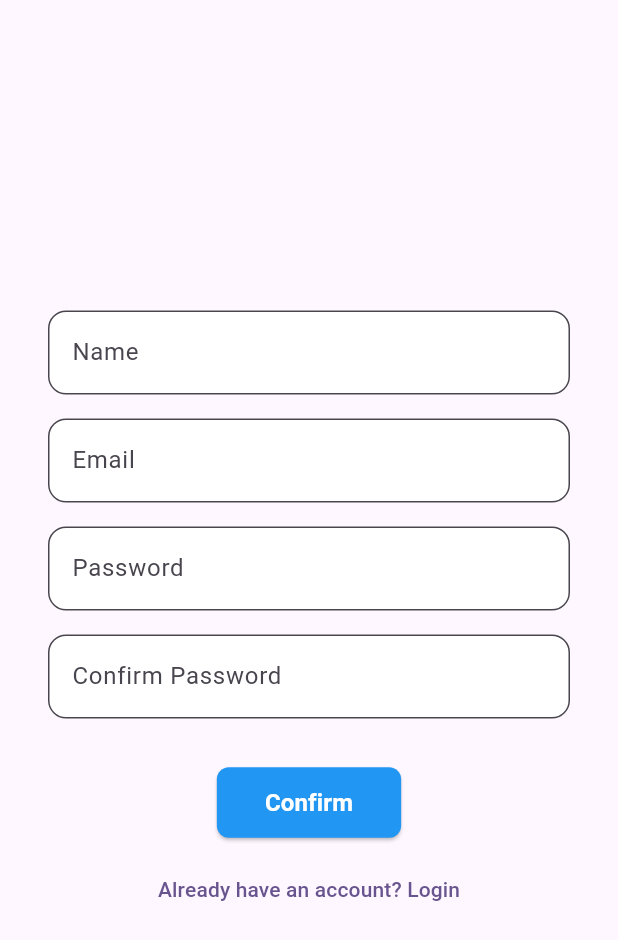
After one commit to Juggernaut1709/Dating_Application, a Flutter app: the screen it shows after launch, after a tap on "Don't have an account? Sign up", on a phone screen of 412 x 824 dp. The commit adds this screen. Shown: the top 940 px of the screen. Run offline on Flutter 3.47's test engine with Material 3 defaults, Android fonts, the light colour scheme and no system bars; our stand-ins replace cloud_firestore, firebase_auth, firebase_core, nanoid; accounts and stored records are empty; network calls fail.

Commit message:
Added basic auth

```diff
--- a/dating_app/lib/main.dart
+++ b/dating_app/lib/main.dart
@@ -1,122 +1,34 @@
+import 'package:dating_app/screens/auth_screen.dart';
+import 'package:dating_app/screens/landing_screen.dart';
+import 'package:dating_app/screens/logged_in_screens/home_screen.dart';
+import 'package:dating_app/screens/onboarding_screen.dart';
+import 'package:firebase_core/firebase_core.dart';
 import 'package:flutter/material.dart';
 
-void main() {
+void main() async {
+  WidgetsFlutterBinding.ensureInitialized();
+  await Firebase.initializeApp();
   runApp(const MyApp());
 }
 
 class MyApp extends StatelessWidget {
   const MyApp({super.key});
 
-  // This widget is the root of your application.
   @override
   Widget build(BuildContext context) {
     return MaterialApp(
-      title: 'Flutter Demo',
+      title: 'Dating App',
       theme: ThemeData(
-        // This is the theme of your application.
-        //
-        // TRY THIS: Try running your application with "flutter run". You'll see
-        // the application has a purple toolbar. Then, without quitting the app,
-        // try changing the seedColor in the colorScheme below to Colors.green
-        // and then invoke "hot reload" (save your changes or press the "hot
-        // reload" button in a Flutter-supported IDE, or press "r" if you used
-        // the command line to start the app).
-        //
-        // Notice that the counter didn't reset back to zero; the application
-        // state is not lost during the reload. To reset the state, use hot
-        // restart instead.
-        //
-        // This works for code too, not just values: Most code changes can be
-        // tested with just a hot reload.
         colorScheme: ColorScheme.fromSeed(seedColor: Colors.deepPurple),
       ),
-      home: const MyHomePage(title: 'Flutter Demo Home Page'),
+      debugShowCheckedModeBanner: false,
+      initialRoute: '/',
+      routes: {
+        '/': (context) => const LandingScreen(),
+        '/auth_screen': (context) => const AuthScreen(),
+        '/onboarding_screen': (context) => const OnboardingScreen(),
+        '/home_screen': (context) => const HomeScreen(),
+      },
     );
   }
 }
-
-class MyHomePage extends StatefulWidget {
-  const MyHomePage({super.key, required this.title});
-
-  // This widget is the home page of your application. It is stateful, meaning
-  // that it has a State object (defined below) that contains fields that affect
-  // how it looks.
-
-  // This class is the configuration for the state. It holds the values (in this
-  // case the title) provided by the parent (in this case the App widget) and
-  // used by the build method of the State. Fields in a Widget subclass are
-  // always marked "final".
-
-  final String title;
-
-  @override
-  State<MyHomePage> createState() => _MyHomePageState();
-}
-
-class _MyHomePageState extends State<MyHomePage> {
-  int _counter = 0;
-
-  void _incrementCounter() {
-    setState(() {
-      // This call to setState tells the Flutter framework that something has
-      // changed in this State, which causes it to rerun the build method below
-      // so that the display can reflect the updated values. If we changed
-      // _counter without calling setState(), then the build method would not be
-      // called again, and so nothing would appear to happen.
-      _counter++;
-    });
-  }
-
-  @override
-  Widget build(BuildContext context) {
-    // This method is rerun every time setState is called, for instance as done
-    // by the _incrementCounter method above.
-    //
-    // The Flutter framework has been optimized to make rerunning build methods
-    // fast, so that you can just rebuild anything that needs updating rather
-    // than having to individually change instances of widgets.
-    return Scaffold(
-      appBar: AppBar(
-        // TRY THIS: Try changing the color here to a specific color (to
-        // Colors.amber, perhaps?) and trigger a hot reload to see the AppBar
-        // change color while the other colors stay the same.
-        backgroundColor: Theme.of(context).colorScheme.inversePrimary,
-        // Here we take the value from the MyHomePage object that was created by
-        // the App.build method, and use it to set our appbar title.
-        title: Text(widget.title),
-      ),
-      body: Center(
-        // Center is a layout widget. It takes a single child and positions it
-        // in the middle of the parent.
-        child: Column(
-          // Column is also a layout widget. It takes a list of children and
-          // arranges them vertically. By default, it sizes itself to fit its
-          // children horizontally, and tries to be as tall as its parent.
-          //
-          // Column has various properties to control how it sizes itself and
-          // how it positions its children. Here we use mainAxisAlignment to
-          // center the children vertically; the main axis here is the vertical
-          // axis because Columns are vertical (the cross axis would be
-          // horizontal).
-          //
-          // TRY THIS: Invoke "debug painting" (choose the "Toggle Debug Paint"
-          // action in the IDE, or press "p" in the console), to see the
-          // wireframe for each widget.
-          mainAxisAlignment: MainAxisAlignment.center,
-          children: <Widget>[
-            const Text('You have pushed the button this many times:'),
-            Text(
-              '$_counter',
-              style: Theme.of(context).textTheme.headlineMedium,
-            ),
-          ],
-        ),
-      ),
-      floatingActionButton: FloatingActionButton(
-        onPressed: _incrementCounter,
-        tooltip: 'Increment',
-        child: const Icon(Icons.add),
-      ), // This trailing comma makes auto-formatting nicer for build methods.
-    );
-  }
-}
--- /dev/null
+++ b/dating_app/lib/screens/auth_screen.dart
@@ -0,0 +1,204 @@
+import 'package:dating_app/services/user_service.dart';
+import 'package:dating_app/widgets/confirm_button.dart';
+import 'package:flutter/material.dart';
+import 'package:dating_app/services/auth_service.dart';
+import 'package:dating_app/widgets/input_field.dart';
+
+class AuthScreen extends StatefulWidget {
+  final String routeName = '/auth_screen';
+  const AuthScreen({Key? key}) : super(key: key);
+
+  @override
+  _AuthScreenState createState() => _AuthScreenState();
+}
+
+class _AuthScreenState extends State<AuthScreen> {
+  bool isLogin = true;
+  bool isLoading = false;
+
+  final TextEditingController _usernameController = TextEditingController();
+  final TextEditingController _emailController = TextEditingController();
+  final TextEditingController _passwordController = TextEditingController();
+  final TextEditingController _confirmPasswordController =
+      TextEditingController();
+
+  String? _errorMessage;
+
+  final AuthService _authService = AuthService();
+  final UserService _userService = UserService();
+
+  void toggleScreen() {
+    setState(() {
+      isLogin = !isLogin;
+      _errorMessage = null;
+      _usernameController.clear();
+      _emailController.clear();
+      _passwordController.clear();
+      _confirmPasswordController.clear();
+      isLoading = false;
+    });
+  }
+
+  void signIn() async {
+    setState(() {
+      isLoading = true;
+      _errorMessage = null;
+    });
+
+    final responseMessage = await _authService.signIn(
+      _emailController.text.trim(),
+      _passwordController.text,
+    );
+
+    setState(() {
+      isLoading = false;
+    });
+
+    if (responseMessage == "Success") {
+      _userService.handleLandingNavigation(context);
+    } else {
+      setState(() {
+        _errorMessage = responseMessage;
+      });
+    }
+  }
+
+  void signUp() async {
+    final validationMessage = validatePassword(
+      _passwordController.text,
+      _confirmPasswordController.text,
+    );
+    if (validationMessage.isNotEmpty) {
+      setState(() {
+        _errorMessage = validationMessage;
+      });
+      return;
+    }
+    final responseMessage = await _authService.signup(
+      _usernameController.text,
+      _emailController.text,
+      _passwordController.text,
+    );
+    setState(() {
+      _errorMessage = responseMessage;
+    });
+  }
+
+  String validatePassword(String password, String confirmPassword) {
+    if (password.length < 6) {
+      return "Password must be at least 6 characters long";
+    }
+    if (!RegExp(r'^(?=.*[A-Za-z])(?=.*\d)[A-Za-z\d]{6,}$').hasMatch(password)) {
+      return "Password must contain both letters and numbers";
+    }
+    if (password != confirmPassword) {
+      return "Passwords do not match";
+    }
+    return "";
+  }
+
+  @override
+  void dispose() {
+    _usernameController.dispose();
+    _emailController.dispose();
+    _passwordController.dispose();
+    _confirmPasswordController.dispose();
+    super.dispose();
+  }
+
+  @override
+  Widget build(BuildContext context) {
+    return Scaffold(
+      body: Center(
+        child: SingleChildScrollView(
+          physics: const BouncingScrollPhysics(),
+          child: AnimatedSwitcher(
+            duration: const Duration(milliseconds: 500),
+            transitionBuilder:
+                (child, animation) => SlideTransition(
+                  position: Tween<Offset>(
+                    begin: const Offset(1.0, 0.0),
+                    end: Offset.zero,
+                  ).animate(animation),
+                  child: child,
+                ),
+            child: isLogin ? _buildLoginScreen() : _buildSignUpScreen(),
+          ),
+        ),
+      ),
+    );
+  }
+
+  Widget _buildLoginScreen() {
+    return Center(
+      key: const ValueKey(1),
+      child: Padding(
+        padding: const EdgeInsets.symmetric(horizontal: 32.0),
+        child: Column(
+          mainAxisAlignment: MainAxisAlignment.center,
+          children: [
+            InputField(controller: _emailController, hintText: "Email"),
+            const SizedBox(height: 16),
+            InputField(
+              controller: _passwordController,
+              hintText: "Password",
+              obscureText: true,
+            ),
+            const SizedBox(height: 24),
+            ConfirmButton(onPressed: signIn),
+            const SizedBox(height: 10),
+            TextButton(
+              onPressed: toggleScreen,
+              child: const Text("Don't have an account? Sign up"),
+            ),
+          ],
+        ),
+      ),
+    );
+  }
+
+  Widget _buildSignUpScreen() {
+    return Center(
+      key: const ValueKey(2),
+      child: Padding(
+        padding: const EdgeInsets.symmetric(horizontal: 32.0),
+        child: Column(
+          mainAxisAlignment: MainAxisAlignment.center,
+          children: [
+            InputField(controller: _usernameController, hintText: "Name"),
+            const SizedBox(height: 16),
+            InputField(controller: _emailController, hintText: "Email"),
+            const SizedBox(height: 16),
+            InputField(
+              controller: _passwordController,
+              hintText: "Password",
+              obscureText: true,
+            ),
+            const SizedBox(height: 16),
+            InputField(
+              controller: _confirmPasswordController,
+              hintText: "Confirm Password",
+              obscureText: true,
+            ),
+            const SizedBox(height: 8),
+            if (_errorMessage != null)
+              Text(_errorMessage!, style: const TextStyle(color: Colors.red)),
+            const SizedBox(height: 24),
+            ConfirmButton(onPressed: signUp),
+            const SizedBox(height: 10),
+            TextButton(
+              onPressed: toggleScreen,
+              child: const Text("Already have an account? Login"),
+            ),
+          ],
+        ),
+      ),
+    );
+  }
+
+  Widget showError() {
+    return _errorMessage == null
+        ? const SizedBox.shrink()
+        : Text(_errorMessage!, style: TextStyle(color: Colors.red));
+  }
+}
--- /dev/null
+++ b/dating_app/lib/screens/landing_screen.dart
@@ -0,0 +1,27 @@
+import 'package:flutter/material.dart';
+import 'package:dating_app/services/user_service.dart';
+
+class LandingScreen extends StatefulWidget {
+  final String routeName = '/landing_screen';
+  const LandingScreen({super.key});
+
+  @override
+  State<LandingScreen> createState() => _LandingScreenState();
+}
+
+class _LandingScreenState extends State<LandingScreen> {
+  final UserService _userService = UserService();
+
+  @override
+  void initState() {
+    super.initState();
+    WidgetsBinding.instance.addPostFrameCallback((_) {
+      _userService.handleLandingNavigation(context);
+    });
+  }
+
+  @override
+  Widget build(BuildContext context) {
+    return const Scaffold(body: Center(child: CircularProgressIndicator()));
+  }
+}
--- /dev/null
+++ b/dating_app/lib/services/auth_service.dart
@@ -0,0 +1,91 @@
+import 'package:firebase_auth/firebase_auth.dart';
+import 'package:cloud_firestore/cloud_firestore.dart';
+import 'package:nanoid/nanoid.dart';
+import 'dart:developer' as dev;
+
+class AuthService {
+  final FirebaseAuth _auth = FirebaseAuth.instance;
+  final FirebaseFirestore _firestore = FirebaseFirestore.instance;
+  late final UserCredential _userCredential;
+
+  Future<String> signup(String username, String email, String password) async {
+    try {
+      _userCredential = await _auth.createUserWithEmailAndPassword(
+        email: email,
+        password: password,
+      );
+      await _userCredential.user?.updateDisplayName(username);
+      await _userCredential.user?.sendEmailVerification();
+      await addUserToFirestore(_userCredential.user!.uid, username, email);
+      dev.log("User signed up: ${_userCredential.user?.uid}");
+      return "Success. Please check your email to verify your account.";
+    } on FirebaseAuthException catch (e) {
+      if (e.code == 'weak-password') return "Weak password";
+      if (e.code == 'email-already-in-use') return "Email already in use";
+      return e.message ?? "Signup failed";
+    } catch (e) {
+      return "Signup error";
+    }
+  }
+
+  Future<String> signIn(String email, String password) async {
+    try {
+      await _auth.signInWithEmailAndPassword(email: email, password: password);
+      final user = _auth.currentUser;
+      if (user != null && !user.emailVerified) {
+        await _auth.signOut();
+        return "Please verify your email before signing in.";
+      }
+      dev.log("User signed in: ${user?.uid}");
+      return "Success";
+    } on FirebaseAuthException catch (e) {
+      if (e.code == 'user-not-found') return "Email not registered";
+      if (e.code == 'wrong-password') return "Invalid password";
+      return e.message ?? "Sign-in failed";
+    } catch (e) {
+      return "Login error";
+    }
+  }
+
+  Future<void> signOut() async {
+    await _auth.signOut();
+    dev.log("User signed out");
+  }
+
+  Future<void> addUserToFirestore(
+    String uid,
+    String username,
+    String email,
+  ) async {
+    String shortName = await createShortName(username);
+
+    await _firestore.collection('users').doc(uid).set({
+      "username": username,
+      "email": email,
+      "shortName": shortName,
+      "age": 0,
+      "createdAt": FieldValue.serverTimestamp(),
+    });
+
+    await _firestore.collection('usershortnames').doc(shortName).set({
+      "uid": uid,
+    });
+
+    dev.log("User added to Firestore with shortName: $shortName");
+  }
+
+  Future<String> createShortName(String username) async {
+    String shortName;
+    bool isUnique = false;
+
+    do {
+      final suffix = nanoid(7);
+      shortName = "${username.toLowerCase()}_$suffix";
+      final snapshot =
+          await _firestore.collection('usershortnames').doc(shortName).get();
+      isUnique = !snapshot.exists;
+    } while (!isUnique);
+
+    return shortName;
+  }
+}
--- /dev/null
+++ b/dating_app/lib/services/user_service.dart
@@ -0,0 +1,69 @@
+import 'package:cloud_firestore/cloud_firestore.dart';
+import 'package:firebase_auth/firebase_auth.dart';
+import 'package:flutter/material.dart';
+import 'dart:developer' as dev;
+
+class UserService {
+  final FirebaseFirestore _firestore = FirebaseFirestore.instance;
+  final FirebaseAuth _auth = FirebaseAuth.instance;
+
+  Future<User?> getCurrentUser() async {
+    return _auth.currentUser;
+  }
+
+  Future<int> getUserAge(String uid) async {
+    try {
+      final doc = await _firestore.collection('users').doc(uid).get();
+      return doc.data()?['age'] ?? 0;
+    } catch (e) {
+      debugPrint('Error getting age: $e');
+      return 0;
+    }
+  }
+
+  Future<bool> isUserProfileComplete(String uid) async {
+    final age = await getUserAge(uid);
+    return age > 0;
+  }
+
+  Future<void> completeUserProfile(
+    BuildContext context, {
+    required int age,
+    required String gender,
+  }) async {
+    try {
+      final user = _auth.currentUser;
+      if (user == null) return;
+
+      await _firestore.collection('users').doc(user.uid).update({
+        'age': age,
+        'gender': gender,
+      });
+
+      Navigator.pushReplacementNamed(context, '/home_screen');
+    } catch (e) {
+      dev.log('Error completing profile: $e');
+    }
+  }
+
+  Future<void> handleLandingNavigation(BuildContext context) async {
+    try {
+      final user = _auth.currentUser;
+
+      if (user == null) {
+        Navigator.pushReplacementNamed(context, '/auth_screen');
+        return;
+      }
+
+      final doc = await _firestore.collection('users').doc(user.uid).get();
+
+      if (!doc.exists || doc.data()?['age'] == null || doc['age'] == 0) {
+        Navigator.pushReplacementNamed(context, '/onboarding_screen');
+      } else {
+        Navigator.pushReplacementNamed(context, '/home_screen');
+      }
+    } catch (e) {
+      dev.log('Navigation error: $e');
+    }
+  }
+}
--- /dev/null
+++ b/dating_app/lib/widgets/confirm_button.dart
@@ -0,0 +1,37 @@
+import 'package:flutter/material.dart';
+
+class ConfirmButton extends StatelessWidget {
+  final VoidCallback onPressed;
+  final String text;
+  final Color color;
+  final Color textColor;
+
+  const ConfirmButton({
+    Key? key,
+    required this.onPressed,
+    this.text = 'Confirm',
+    this.color = Colors.blue,
+    this.textColor = Colors.white,
+  }) : super(key: key);
+
+  @override
+  Widget build(BuildContext context) {
+    return ElevatedButton(
+      onPressed: onPressed,
+      style: ElevatedButton.styleFrom(
+        backgroundColor: color,
+        foregroundColor: textColor,
+        padding: const EdgeInsets.symmetric(horizontal: 32, vertical: 12),
+        shape: RoundedRectangleBorder(borderRadius: BorderRadius.circular(8)),
+      ),
+      child: Text(
+        text,
+        style: TextStyle(
+          color: textColor,
+          fontSize: 16,
+          fontWeight: FontWeight.bold,
+        ),
+      ),
+    );
+  }
+}
--- /dev/null
+++ b/dating_app/lib/widgets/input_field.dart
@@ -0,0 +1,28 @@
+import 'package:flutter/material.dart';
+
+class InputField extends StatelessWidget {
+  final TextEditingController controller;
+  final String hintText;
+  final bool obscureText;
+
+  const InputField({
+    super.key,
+    required this.controller,
+    required this.hintText,
+    this.obscureText = false,
+  });
+
+  @override
+  Widget build(BuildContext context) {
+    return TextField(
+      controller: controller,
+      obscureText: obscureText,
+      decoration: InputDecoration(
+        border: OutlineInputBorder(borderRadius: BorderRadius.circular(12.0)),
+        filled: true,
+        fillColor: Colors.white,
+        hintText: hintText,
+      ),
+    );
+  }
+}
--- a/dating_app/pubspec.yaml
+++ b/dating_app/pubspec.yaml
@@ -32,9 +32,12 @@ dependencies:
     sdk: flutter
   firebase_core: ^3.14.0
   firebase: ^9.0.3
+  firebase_auth: ^5.6.0
+  cloud_firestore: ^5.6.9
   # The following adds the Cupertino Icons font to your application.
   # Use with the CupertinoIcons class for iOS style icons.
   cupertino_icons: ^1.0.8
+  nanoid: ^1.0.0
 
 dev_dependencies:
   flutter_test:
```
Also changed, not shown: dating_app/lib/screens/logged_in_screens/home_screen.dart (added, +19 -0 lines), dating_app/lib/screens/onboarding_screen.dart (added, +126 -0 lines), dating_app/pubspec.lock, 4 other files.
